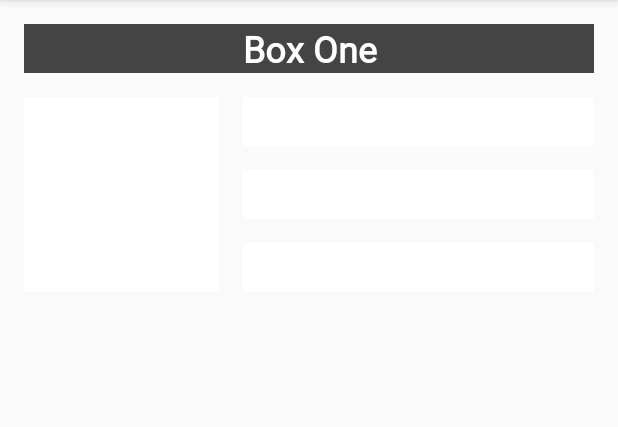
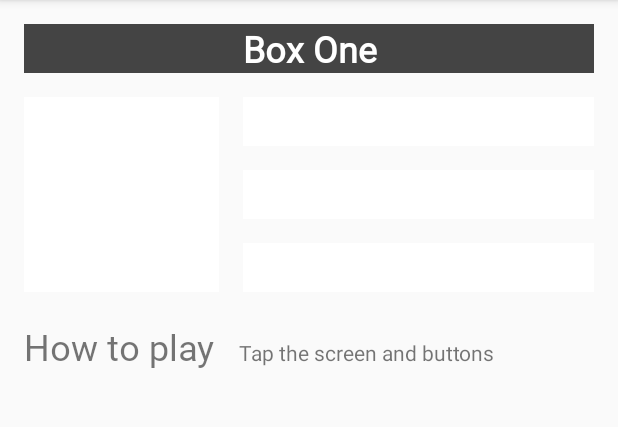
Before and after one commit to Keda87/udacity-android-kotlin, an Android app: the screen it shows after launch (MainActivity), after a tap on "Box One", on a phone screen of 412 x 824 dp, the part 84-511 px from its top. Run offline under Robolectric (Android 15) with nearby library versions, the phone set to English and light mode, and no system bars.

Commit message:
Section 2: baseline constraints

```diff
--- a/ColorMyViews/app/src/main/res/layout/activity_main.xml
+++ b/ColorMyViews/app/src/main/res/layout/activity_main.xml
@@ -72,4 +72,29 @@
         app:layout_constraintStart_toEndOf="@+id/box_two_text"
         app:layout_constraintTop_toBottomOf="@+id/box_four_text" />
 
+    <TextView
+        android:id="@+id/textView"
+        android:layout_width="0dp"
+        android:layout_height="wrap_content"
+        android:layout_marginStart="16dp"
+        android:fontFamily="@font/roboto"
+        android:text="@string/how_to_play"
+        android:textSize="24sp"
+        app:layout_constraintBaseline_toBaselineOf="@+id/textView2"
+        app:layout_constraintStart_toStartOf="parent" />
+
+    <TextView
+        android:id="@+id/textView2"
+        android:layout_width="0dp"
+        android:layout_height="wrap_content"
+        android:layout_marginStart="16dp"
+        android:layout_marginEnd="16dp"
+        android:text="@string/tab_the_boxes_and_buttons"
+        app:layout_constraintBottom_toBottomOf="parent"
+        app:layout_constraintEnd_toEndOf="parent"
+        app:layout_constraintHorizontal_bias="0.0"
+        app:layout_constraintStart_toEndOf="@+id/textView"
+        app:layout_constraintTop_toBottomOf="@+id/box_two_text"
+        app:layout_constraintVertical_bias="0.055" />
+
 </androidx.constraintlayout.widget.ConstraintLayout>
--- a/ColorMyViews/app/src/main/res/values/strings.xml
+++ b/ColorMyViews/app/src/main/res/values/strings.xml
@@ -5,4 +5,6 @@
     <string name="box_three">Box Three</string>
     <string name="box_four">Box Four</string>
     <string name="box_five">Box Five</string>
+    <string name="how_to_play">How to play</string>
+    <string name="tab_the_boxes_and_buttons">Tap the screen and buttons</string>
 </resources>
```
